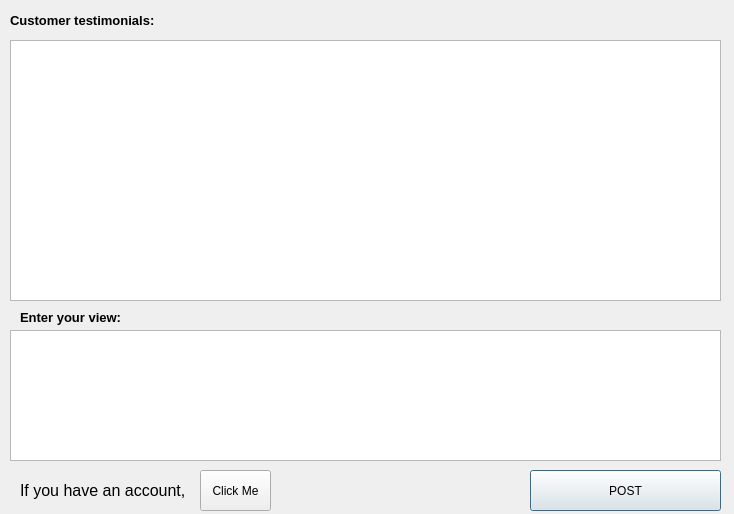
The window that comments.ui (hknistanaki/HWGP01) describes before a commit, drawn with Qt 5.
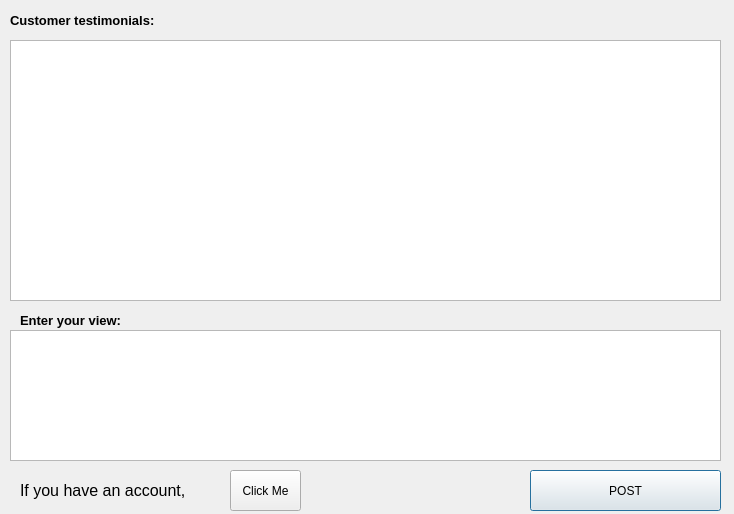
The same window after the commit.

Commit message: Slight comments fix

```diff
--- a/comments.ui
+++ b/comments.ui
@@ -31,7 +31,7 @@
     <rect>
      <x>10</x>
      <y>10</y>
-     <width>161</width>
+     <width>211</width>
      <height>21</height>
     </rect>
    </property>
@@ -57,7 +57,7 @@
   <widget class="QPushButton" name="pushButton_2">
    <property name="geometry">
     <rect>
-     <x>200</x>
+     <x>230</x>
      <y>470</y>
      <width>71</width>
      <height>41</height>
@@ -82,7 +82,7 @@
     <rect>
      <x>20</x>
      <y>470</y>
-     <width>171</width>
+     <width>221</width>
      <height>41</height>
     </rect>
    </property>
@@ -95,8 +95,8 @@
     <rect>
      <x>20</x>
      <y>310</y>
-     <width>131</width>
-     <height>16</height>
+     <width>171</width>
+     <height>21</height>
     </rect>
    </property>
    <property name="text">
```
The commit also changes 2 other files.
